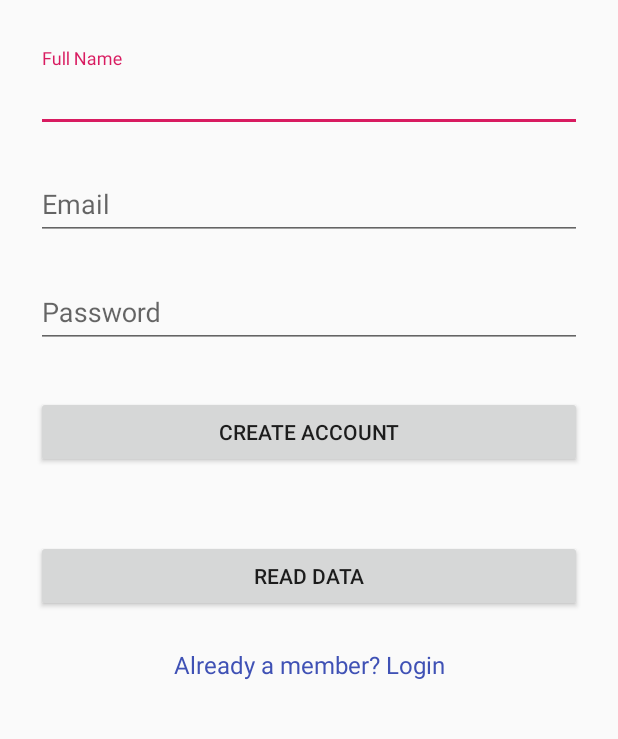
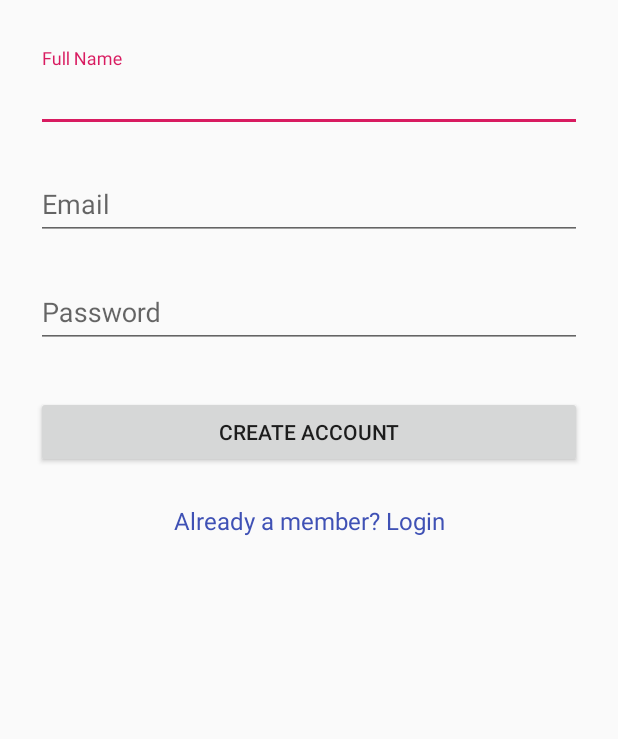
Before and after one commit to neharjashari/eTickets, an Android app: the SignUp screen opened directly, with no data from a screen before it, on a phone screen of 412 x 824 dp, the part 276-1015 px from its top. Run offline under Robolectric (Android 15) with nearby library versions, the phone set to English and light mode, and no system bars; 2 statements that could not run were skipped.

```diff
--- a/app/src/main/res/layout/activity_sign_up.xml
+++ b/app/src/main/res/layout/activity_sign_up.xml
@@ -76,15 +76,15 @@
                 android:text="Create Account"
                 android:onClick="createAccount" />
 
-            <android.support.v7.widget.AppCompatButton
-                android:id="@+id/btn_readData"
-                android:layout_width="fill_parent"
-                android:layout_height="wrap_content"
-                android:layout_marginTop="24dp"
-                android:layout_marginBottom="24dp"
-                android:padding="12dp"
-                android:text="Read Data"
-                android:onClick="readDataFromDB" />
+            <!--<android.support.v7.widget.AppCompatButton-->
+                <!--android:id="@+id/btn_readData"-->
+                <!--android:layout_width="fill_parent"-->
+                <!--android:layout_height="wrap_content"-->
+                <!--android:layout_marginTop="24dp"-->
+                <!--android:layout_marginBottom="24dp"-->
+                <!--android:padding="12dp"-->
+                <!--android:text="Read Data"-->
+                <!--android:onClick="readDataFromDB" />-->
 
 
             <TextView android:id="@+id/link_login"
```
Also changed, not shown: app/src/main/AndroidManifest.xml (+9 -8 lines).
